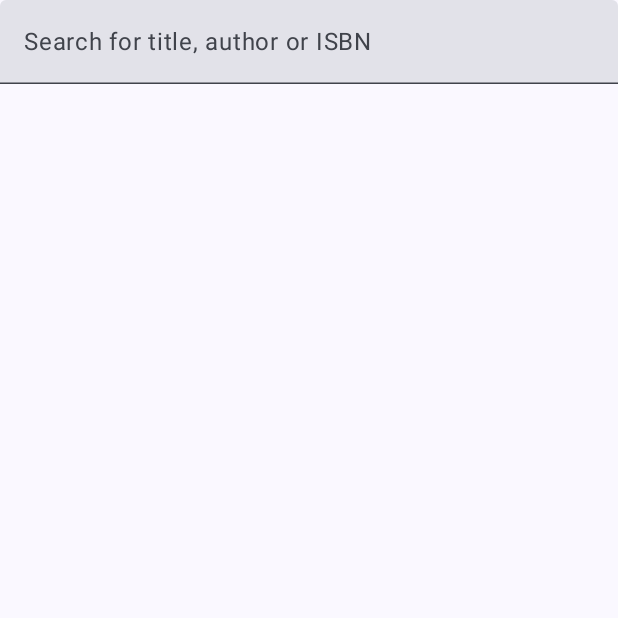
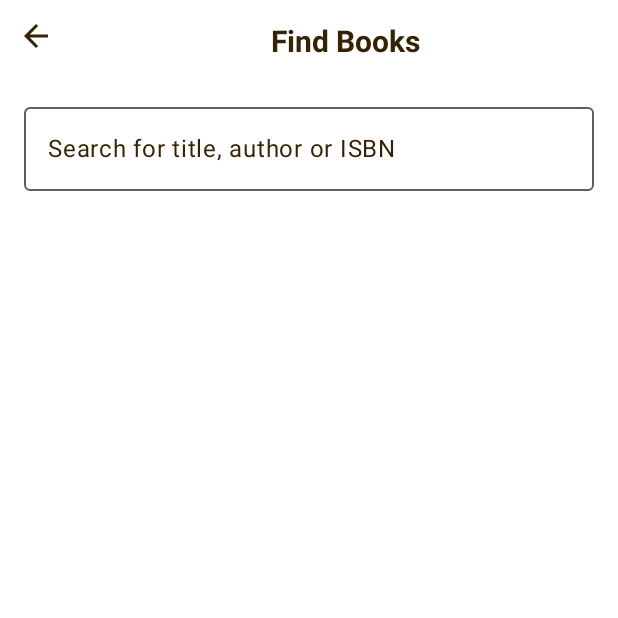
Before and after one commit to rodrigocabrito/DailySync, an Android app built with Jetpack Compose: the SearchScreen screen opened through its navigation route, on a phone screen of 412 x 824 dp, the top half of it. Run offline under Robolectric (Android 15) with nearby library versions, the phone set to English and light mode, and no system bars; our stand-ins replace Firebase (no records; nobody signed in at launch, a user with empty details on screens opened directly); libraries missing offline, so code that uses them is left out: com.skydoves.sandwich; 2 statements that could not run were skipped.

Commit message:
Redesign home page and search books

```diff
--- a/app/src/main/java/com/example/dailysync/ErrorAlert.kt
+++ b/app/src/main/java/com/example/dailysync/ErrorAlert.kt
@@ -1,11 +1,13 @@
 package com.example.dailysync
 
 import androidx.compose.foundation.Image
+import androidx.compose.foundation.background
 import androidx.compose.foundation.layout.*
 import androidx.compose.material3.Text
 import androidx.compose.runtime.Composable
 import androidx.compose.ui.Alignment
 import androidx.compose.ui.Modifier
+import androidx.compose.ui.graphics.Color
 import androidx.compose.ui.graphics.vector.ImageVector
 import androidx.compose.ui.res.vectorResource
 import androidx.compose.ui.text.TextStyle
@@ -18,7 +20,8 @@ fun ErrorAlert(drawableRes: Int, text: String) {
     Box(
         modifier = Modifier
             .fillMaxSize()
-            .wrapContentSize(Alignment.Center),
+            .wrapContentSize(Alignment.Center)
+            .background(Color.White),
     ) {
         Column {
             Image(
--- a/app/src/main/java/com/example/dailysync/home/Home.kt
+++ b/app/src/main/java/com/example/dailysync/home/Home.kt
@@ -67,10 +67,10 @@ fun Home(navController: NavController, auth: FirebaseAuth) {
         Row(
             modifier = Modifier
                 .fillMaxWidth()
-                .padding(16.dp)
+                .padding(start = 16.dp)
         )
         {
-            auth.currentUser?.displayName?.let { Text(text = "Hey $it,", fontSize = 30.sp, fontWeight = FontWeight.SemiBold) }
+            auth.currentUser?.displayName?.let { Text(text = "Hey $it,", fontSize = 25.sp, fontWeight = FontWeight.SemiBold) }
 
         }
 
@@ -94,7 +94,7 @@ fun Home(navController: NavController, auth: FirebaseAuth) {
                         showSleepOptions = false
                         showReadOptions = false
                     }
-                    .border(1.dp, Color.Black, shape = RoundedCornerShape(8.dp))
+                    .border(2.dp, Color(0xFF1A8B47), shape = RoundedCornerShape(8.dp))
             ) {
                 Column(
                     modifier = Modifier.fillMaxSize(),
@@ -150,7 +150,7 @@ fun Home(navController: NavController, auth: FirebaseAuth) {
                                         )
                                 )
                             }
-                            .border(1.dp, Color.Black, shape = RoundedCornerShape(8.dp))
+                            .border(2.dp, Color(0xFF1A8B47), shape = RoundedCornerShape(8.dp))
                     ) {
                         Row(
                             modifier = Modifier.fillMaxSize(),
@@ -191,7 +191,7 @@ fun Home(navController: NavController, auth: FirebaseAuth) {
                                         )
                                 )
                             }
-                            .border(1.dp, Color.Black, shape = RoundedCornerShape(8.dp))
+                            .border(2.dp, Color(0xFF1A8B47), shape = RoundedCornerShape(8.dp))
                     ) {
                         Row(
                             modifier = Modifier.fillMaxSize(),
@@ -232,7 +232,7 @@ fun Home(navController: NavController, auth: FirebaseAuth) {
                                         )
                                 )
                             }
-                            .border(1.dp, Color.Black, shape = RoundedCornerShape(8.dp))
+                            .border(2.dp, Color(0xFF1A8B47), shape = RoundedCornerShape(8.dp))
                     ) {
                         Row(
                             modifier = Modifier.fillMaxSize(),
@@ -274,7 +274,7 @@ fun Home(navController: NavController, auth: FirebaseAuth) {
                         showSleepOptions = true
                         showReadOptions = false
                     }
-                    .border(1.dp, Color.Black, shape = RoundedCornerShape(8.dp))
+                    .border(2.dp, Color(0xF14B3283), shape = RoundedCornerShape(8.dp))
             ) {
                 Column(
                     modifier = Modifier.fillMaxSize(),
@@ -327,7 +327,7 @@ fun Home(navController: NavController, auth: FirebaseAuth) {
                                     Screens.RegisterSleep.route // TODO CHANGE ARGS
                                 )
                             }
-                            .border(1.dp, Color.Black, shape = RoundedCornerShape(8.dp))
+                            .border(2.dp, Color(0xF14B3283), shape = RoundedCornerShape(8.dp))
                     ) {
                         Row(
                             modifier = Modifier.fillMaxSize(),
@@ -420,7 +420,7 @@ fun Home(navController: NavController, auth: FirebaseAuth) {
                                     }
                                 })
                             }
-                            .border(1.dp, Color.Black, shape = RoundedCornerShape(8.dp))
+                            .border(2.dp, Color(0xF14B3283), shape = RoundedCornerShape(8.dp))
                     ) {
                         Row(
                             modifier = Modifier.fillMaxSize(),
@@ -462,7 +462,7 @@ fun Home(navController: NavController, auth: FirebaseAuth) {
                         showSleepOptions = false
                         showReadOptions = true
                     }
-                    .border(1.dp, Color.Black, shape = RoundedCornerShape(8.dp))
+                    .border(2.dp, Color(0xFF91641F), shape = RoundedCornerShape(8.dp))
             ) {
                 Column(
                     modifier = Modifier.fillMaxSize(),
@@ -505,7 +505,7 @@ fun Home(navController: NavController, auth: FirebaseAuth) {
                     Box(
                         modifier = Modifier
                             .fillMaxWidth()
-                            .height(50.dp)
+                            .height(75.dp)
                             .background(
                                 Color(android.graphics.Color.parseColor("#E5AE5A")),
                                 shape = RoundedCornerShape(8.dp)
@@ -513,7 +513,7 @@ fun Home(navController: NavController, auth: FirebaseAuth) {
                             .clickable {
                                 navController.navigate(Screens.Search.route)
                             }
-                            .border(1.dp, Color.Black, shape = RoundedCornerShape(8.dp))
+                            .border(2.dp, Color(0xFF91641F), shape = RoundedCornerShape(8.dp))
                     ) {
                         Row(
                             modifier = Modifier.fillMaxSize(),
@@ -524,23 +524,23 @@ fun Home(navController: NavController, auth: FirebaseAuth) {
                                 text = "Find Books",
                                 modifier = Modifier.padding(start = 8.dp)
                             )
-                            Spacer(modifier = Modifier.width(170.dp))
+                            Spacer(modifier = Modifier.width(165.dp))
                             Icon(
                                 painter = painterResource(id = R.drawable.search_icon),
                                 contentDescription = null,
                                 tint = Color.Unspecified,
-                                modifier = Modifier.size(40.dp)
+                                modifier = Modifier.size(60.dp)
                             )
                         }
                     }
 
                     Spacer(modifier = Modifier.height(8.dp))
 
-                    // Currently Reading
+                    // My library
                     Box(
                         modifier = Modifier
                             .fillMaxWidth()
-                            .height(50.dp)
+                            .height(75.dp)
                             .background(
                                 Color(android.graphics.Color.parseColor("#E5AE5A")),
                                 shape = RoundedCornerShape(8.dp)
@@ -548,7 +548,7 @@ fun Home(navController: NavController, auth: FirebaseAuth) {
                             .clickable {
                                 navController.navigate(Screens.MyLibrary.route)
                             }
-                            .border(1.dp, Color.Black, shape = RoundedCornerShape(8.dp))
+                            .border(2.dp, Color(0xFF91641F), shape = RoundedCornerShape(8.dp))
                     ) {
                         Row(
                             modifier = Modifier.fillMaxSize(),
@@ -559,7 +559,7 @@ fun Home(navController: NavController, auth: FirebaseAuth) {
                                 text = "My library",
                                 modifier = Modifier.padding(start = 8.dp)
                             )
-                            Spacer(modifier = Modifier.width(100.dp))
+                            Spacer(modifier = Modifier.width(170.dp))
                             Icon(
                                 painter = painterResource(id = R.drawable.reading_icon),
                                 contentDescription = null,
--- a/app/src/main/java/com/example/dailysync/home/read/BookDetails.kt
+++ b/app/src/main/java/com/example/dailysync/home/read/BookDetails.kt
@@ -170,7 +170,9 @@ fun BookDetails(item: Items?) {
                         modifier = Modifier.width(120.dp),
                         text = "ISBN",
                     )
-                    if(item?.volumeInfo?.industryIdentifiers?.get(0)?.identifier != null) {
+                    if (item != null) {
+                        if(!item?.volumeInfo?.industryIdentifiers.isNullOrEmpty() &&
+                            item.volumeInfo.industryIdentifiers[0]?.identifier != null) {
                             Text(
                                 text = item.volumeInfo.industryIdentifiers[0].identifier,
                             )
@@ -178,6 +180,7 @@ fun BookDetails(item: Items?) {
                             Text(
                                 text = "-",
                             )
+                        }
                     }
                 }
                 Row {
--- a/app/src/main/java/com/example/dailysync/home/read/MyLibrary.kt
+++ b/app/src/main/java/com/example/dailysync/home/read/MyLibrary.kt
@@ -71,7 +71,7 @@ fun DisplayItemsList(navController: NavHostController, items: List<Items>, title
             verticalArrangement = Arrangement.spacedBy(13.dp),
         ) {
             itemsIndexed(items) { _, item ->
-                BookInfo(
+                BookItemCard(
                     item = item,
                     onClick = {
                         navController.currentBackStackEntry?.savedStateHandle?.set("item", item)
--- a/app/src/main/java/com/example/dailysync/home/read/SearchScreen.kt
+++ b/app/src/main/java/com/example/dailysync/home/read/SearchScreen.kt
@@ -1,11 +1,13 @@
 package com.example.dailysync.home.read
 
 import android.annotation.SuppressLint
+import androidx.compose.foundation.background
 import androidx.compose.foundation.layout.*
 import androidx.compose.foundation.lazy.LazyColumn
 import androidx.compose.foundation.lazy.LazyListState
 import androidx.compose.foundation.lazy.itemsIndexed
 import androidx.compose.foundation.lazy.rememberLazyListState
+import androidx.compose.foundation.shape.RoundedCornerShape
 import androidx.compose.foundation.text.KeyboardActions
 import androidx.compose.foundation.text.KeyboardOptions
 import androidx.compose.material.*
@@ -15,14 +17,17 @@ import androidx.compose.material3.CircularProgressIndicator
 import androidx.compose.material3.ExperimentalMaterial3Api
 import androidx.compose.material3.Icon
 import androidx.compose.material3.IconButton
+import androidx.compose.material3.IconButtonColors
+import androidx.compose.material3.IconButtonDefaults
+import androidx.compose.material3.OutlinedTextField
 import androidx.compose.material3.Scaffold
 import androidx.compose.material3.Text
-import androidx.compose.material3.TextField
 import androidx.compose.runtime.*
 import androidx.compose.ui.Alignment
 import androidx.compose.ui.Modifier
 import androidx.compose.ui.focus.FocusRequester
 import androidx.compose.ui.focus.focusRequester
+import androidx.compose.ui.graphics.Color
 import androidx.compose.ui.platform.LocalFocusManager
 import androidx.compose.ui.text.TextStyle
 import androidx.compose.ui.text.font.FontWeight
@@ -43,19 +48,52 @@ var textStateDuplicate: String = ""
 @SuppressLint("UnusedMaterial3ScaffoldPaddingParameter")
 @Composable
 fun SearchScreen(navController: NavHostController, bookViewModel: BookViewModel) {
-    Box(
-        modifier = Modifier.fillMaxSize(),
+    Column(
+        modifier = Modifier
+            .fillMaxSize()
+            .background(Color.White),
     ) {
         Scaffold(
-            topBar = { SearchTopBar(navController, bookViewModel) },
-        ) {
+            topBar = {
+                Column (modifier = Modifier.background(Color.White) ){
+                    Row{
+                        IconButton(
+                            onClick = {
+                                navController.popBackStack()
+                                bookViewModel.clearLoadItemsList()
+                            },
+                            colors = IconButtonDefaults.iconButtonColors(
+                                contentColor = Color(0xFF362305)
+                            )
+                        ) { Icon(Icons.Default.ArrowBack, "Back") }
+                        Text(
+                            text = "Find Books",
+                            modifier = Modifier
+                                .fillMaxWidth()
+                                .padding(16.dp),
+                            textAlign = TextAlign.Center,
+                            style = TextStyle(
+                                fontWeight = FontWeight.Bold,
+                                fontSize = 20.sp,
+                                color = Color(0xFF362305)
+                            )
+                        )
+                    }
+                    SearchTopBar(bookViewModel)
+
+                }
+            },
+            content = {
+                Column(modifier = Modifier.fillMaxSize().background(Color.White)){// background color do corpo sem nada
                     BookList(navController, bookViewModel)
 
                     if (bookViewModel.isLoading.value) {
+
                         Box(
                             modifier = Modifier
                                 .fillMaxSize()
-                        .wrapContentSize(Alignment.Center),
+                                .wrapContentSize(Alignment.Center)
+                                .background( Color.White),
                         ) {
                             CircularProgressIndicator()
                         }
@@ -65,6 +103,7 @@ fun SearchScreen(navController: NavHostController, bookViewModel: BookViewModel)
                         Box(
                             modifier = Modifier
                                 .fillMaxSize()
+                                .background( Color.White)
                         ) {
                             Text(
                                 modifier = Modifier
@@ -80,6 +119,9 @@ fun SearchScreen(navController: NavHostController, bookViewModel: BookViewModel)
                         }
                     }
                 }
+
+            }
+        )
     }
 }
 
@@ -91,19 +133,19 @@ fun BookList(navController: NavHostController, bookViewModel: BookViewModel) {
         }
         Internet.ErrorType.INTERNET -> {
             ErrorAlert(
-                drawableRes = R.drawable.star_icon,
+                drawableRes = R.drawable.ic_error,
                 text = "No internet connection",
             )
         }
         Internet.ErrorType.EXCEPTION -> {
             ErrorAlert(
-                drawableRes = R.drawable.star_icon,
+                drawableRes = R.drawable.ic_error,
                 text = bookViewModel.errorType.value.errorMsg,
             )
         }
         Internet.ErrorType.CUSTOM -> {
             ErrorAlert(
-                drawableRes = R.drawable.headset_icon,
+                drawableRes = R.drawable.ic_reading,
                 text = "No books found",
             )
         }
@@ -112,28 +154,34 @@ fun BookList(navController: NavHostController, bookViewModel: BookViewModel) {
 
 @OptIn(ExperimentalMaterial3Api::class)
 @Composable
-fun SearchTopBar(navController: NavHostController, bookViewModel: BookViewModel) {
+fun SearchTopBar(bookViewModel: BookViewModel) {
     var textState by remember { mutableStateOf("") }
     val focusRequester = FocusRequester()
     val focusManager = LocalFocusManager.current
 
-        IconButton(onClick = {
-            navController.popBackStack()
-            bookViewModel.clearLoadItemsList()
-        }) {
-            Icon(Icons.Default.ArrowBack, null)
-        }
-        TextField(
+    Box(
         modifier = Modifier
             .fillMaxWidth()
-                .focusRequester(focusRequester),
+            .padding(16.dp)
+            .background( Color.White)
+    ) {
+        OutlinedTextField(
+            modifier = Modifier
+                .fillMaxWidth()
+                .focusRequester(focusRequester)
+                .background(
+                    color = Color.White, // Set the background color of the TextField
+                    shape = RoundedCornerShape(5.dp)
+                ),
             value = textState,
             onValueChange = {
                 textState = it
             },
+            textStyle = TextStyle(color = Color(0xFF362305)),
             placeholder = {
                 Text(
-                    text = "Search for title, author or ISBN"
+                    text = "Search for title, author or ISBN",
+                    color = Color(0xFF362305)
                 )
             },
             keyboardOptions = KeyboardOptions(imeAction = ImeAction.Search),
@@ -150,6 +198,7 @@ fun SearchTopBar(navController: NavHostController, bookViewModel: BookViewModel)
             }),
             singleLine = true
         )
+    }
     DisposableEffect(Unit) {
         focusRequester.requestFocus()
         onDispose { }
@@ -165,10 +214,14 @@ fun GetBooks(navController: NavHostController, bookViewModel: BookViewModel) {
             layoutInfo.visibleItemsInfo.lastOrNull()?.index == layoutInfo.totalItemsCount - 1
 
     LazyColumn(
-        contentPadding = PaddingValues(horizontal = 25.dp, vertical = 18.dp),
+        modifier = Modifier.background( Color.White),
+        contentPadding = PaddingValues(horizontal = 25.dp),
         verticalArrangement = Arrangement.spacedBy(13.dp),
         state = scrollState,
     ) {
+        item {
+            Spacer(modifier = Modifier.height(170.dp))
+        }
         itemsIndexed(bookViewModel.items.value) { index, item ->
             val endOfListReached by remember {
                 derivedStateOf {
@@ -182,8 +235,7 @@ fun GetBooks(navController: NavHostController, bookViewModel: BookViewModel) {
                 }
             }
 
-            BookInfo(item = item) {
-                // Handle click action, for example, navigate to HOME screen
+            BookItemCard(item = item) {
                 navController.currentBackStackEntry?.savedStateHandle?.set("item", item)
                 navController.navigate(Screens.BookDetails.route)
             }
@@ -194,7 +246,8 @@ fun GetBooks(navController: NavHostController, bookViewModel: BookViewModel) {
                 Row(
                     modifier = Modifier
                         .fillMaxWidth()
-                        .padding(8.dp),
+                        .padding(8.dp)
+                        .background( Color.White),
                     horizontalArrangement = Arrangement.Center,
                 ) {
                     CircularProgressIndicator()
--- /dev/null
+++ b/app/src/main/res/drawable/ic_error.xml
@@ -0,0 +1,5 @@
+<vector android:height="48dp" android:tint="#000000"
+    android:viewportHeight="24" android:viewportWidth="24"
+    android:width="48dp" xmlns:android="http://schemas.android.com/apk/res/android">
+    <path android:fillColor="@android:color/black" android:pathData="M12,2C6.48,2 2,6.48 2,12s4.48,10 10,10 10,-4.48 10,-10S17.52,2 12,2zM13,17h-2v-2h2v2zM13,13h-2L11,7h2v6z"/>
+</vector>
--- /dev/null
+++ b/app/src/main/res/drawable/ic_reading.xml
@@ -0,0 +1,8 @@
+<vector android:height="24dp" android:tint="#000000"
+    android:viewportHeight="24" android:viewportWidth="24"
+    android:width="24dp" xmlns:android="http://schemas.android.com/apk/res/android">
+    <path android:fillColor="@android:color/white" android:pathData="M21,5c-1.11,-0.35 -2.33,-0.5 -3.5,-0.5c-1.95,0 -4.05,0.4 -5.5,1.5c-1.45,-1.1 -3.55,-1.5 -5.5,-1.5S2.45,4.9 1,6v14.65c0,0.25 0.25,0.5 0.5,0.5c0.1,0 0.15,-0.05 0.25,-0.05C3.1,20.45 5.05,20 6.5,20c1.95,0 4.05,0.4 5.5,1.5c1.35,-0.85 3.8,-1.5 5.5,-1.5c1.65,0 3.35,0.3 4.75,1.05c0.1,0.05 0.15,0.05 0.25,0.05c0.25,0 0.5,-0.25 0.5,-0.5V6C22.4,5.55 21.75,5.25 21,5zM21,18.5c-1.1,-0.35 -2.3,-0.5 -3.5,-0.5c-1.7,0 -4.15,0.65 -5.5,1.5V8c1.35,-0.85 3.8,-1.5 5.5,-1.5c1.2,0 2.4,0.15 3.5,0.5V18.5z"/>
+    <path android:fillColor="@android:color/white" android:pathData="M17.5,10.5c0.88,0 1.73,0.09 2.5,0.26V9.24C19.21,9.09 18.36,9 17.5,9c-1.7,0 -3.24,0.29 -4.5,0.83v1.66C14.13,10.85 15.7,10.5 17.5,10.5z"/>
+    <path android:fillColor="@android:color/white" android:pathData="M13,12.49v1.66c1.13,-0.64 2.7,-0.99 4.5,-0.99c0.88,0 1.73,0.09 2.5,0.26V11.9c-0.79,-0.15 -1.64,-0.24 -2.5,-0.24C15.8,11.66 14.26,11.96 13,12.49z"/>
+    <path android:fillColor="@android:color/white" android:pathData="M17.5,14.33c-1.7,0 -3.24,0.29 -4.5,0.83v1.66c1.13,-0.64 2.7,-0.99 4.5,-0.99c0.88,0 1.73,0.09 2.5,0.26v-1.52C19.21,14.41 18.36,14.33 17.5,14.33z"/>
+</vector>
```
Also changed, not shown: app/src/main/java/com/example/dailysync/home/read/BookInfo.kt (+13 -6 lines), app/src/main/res/drawable/search_icon.png. Lines whose indentation alone changed are shown as unchanged.
